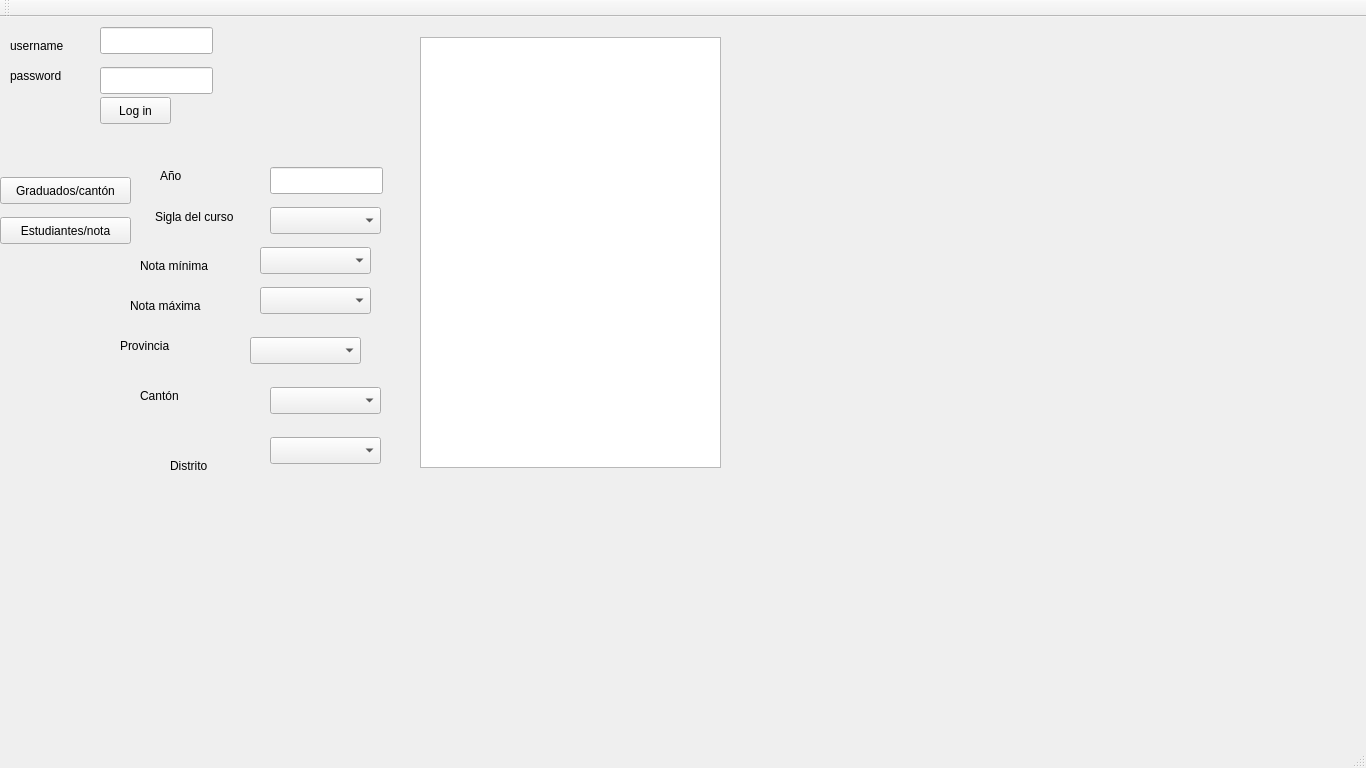
oretnom/proy1_lochi, file mainwindow.ui: the form before one commit.
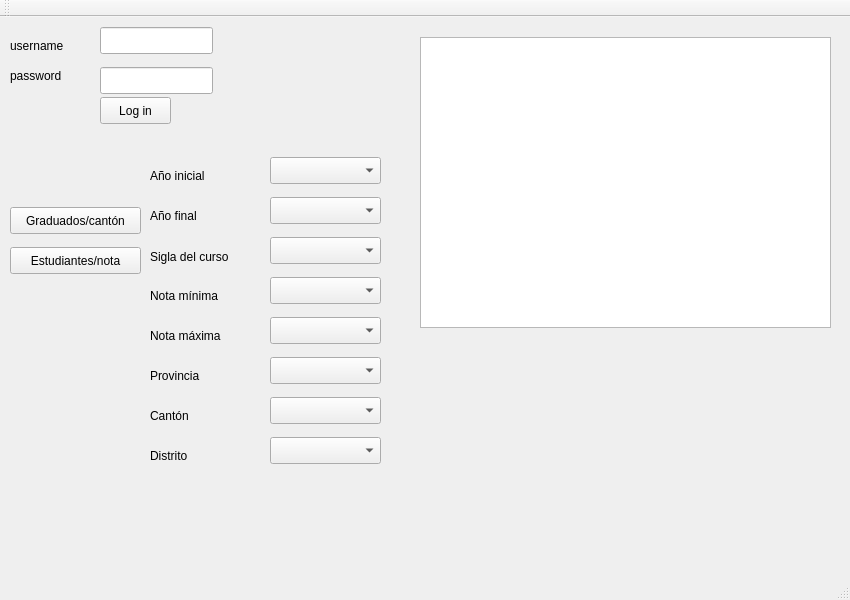
The form after the commit.

```diff
--- a/mainwindow.ui
+++ b/mainwindow.ui
@@ -6,14 +6,20 @@
    <rect>
     <x>0</x>
     <y>0</y>
-    <width>1366</width>
-    <height>768</height>
+    <width>850</width>
+    <height>600</height>
    </rect>
   </property>
   <property name="minimumSize">
    <size>
-    <width>1366</width>
-    <height>768</height>
+    <width>850</width>
+    <height>600</height>
+   </size>
+  </property>
+  <property name="maximumSize">
+   <size>
+    <width>850</width>
+    <height>600</height>
    </size>
   </property>
   <property name="windowTitle">
@@ -38,39 +44,29 @@
      <rect>
       <x>420</x>
       <y>20</y>
-      <width>301</width>
-      <height>431</height>
-     </rect>
-    </property>
-   </widget>
-   <widget class="QLineEdit" name="edit_ano">
-    <property name="geometry">
-     <rect>
-      <x>270</x>
-      <y>150</y>
-      <width>113</width>
-      <height>27</height>
+      <width>411</width>
+      <height>291</height>
      </rect>
     </property>
    </widget>
    <widget class="QLabel" name="label_ano">
     <property name="geometry">
      <rect>
-      <x>160</x>
+      <x>150</x>
       <y>150</y>
-      <width>66</width>
+      <width>71</width>
       <height>17</height>
      </rect>
     </property>
     <property name="text">
-     <string>Año</string>
+     <string>Año inicial</string>
     </property>
    </widget>
    <widget class="QLabel" name="label_sigla">
     <property name="geometry">
      <rect>
-      <x>155</x>
-      <y>190</y>
+      <x>150</x>
+      <y>230</y>
       <width>101</width>
       <height>20</height>
      </rect>
@@ -82,8 +78,8 @@
    <widget class="QPushButton" name="button_graduados">
     <property name="geometry">
      <rect>
-      <x>0</x>
-      <y>160</y>
+      <x>10</x>
+      <y>190</y>
       <width>131</width>
       <height>27</height>
      </rect>
@@ -95,8 +91,8 @@
    <widget class="QPushButton" name="button_notas">
     <property name="geometry">
      <rect>
-      <x>0</x>
-      <y>200</y>
+      <x>10</x>
+      <y>230</y>
       <width>131</width>
       <height>27</height>
      </rect>
@@ -108,8 +104,8 @@
    <widget class="QLabel" name="label_nota_min">
     <property name="geometry">
      <rect>
-      <x>140</x>
-      <y>240</y>
+      <x>150</x>
+      <y>270</y>
       <width>91</width>
       <height>17</height>
      </rect>
@@ -168,7 +164,7 @@
     <property name="geometry">
      <rect>
       <x>270</x>
-      <y>190</y>
+      <y>220</y>
       <width>111</width>
       <height>27</height>
      </rect>
@@ -178,7 +174,7 @@
     <property name="geometry">
      <rect>
       <x>270</x>
-      <y>370</y>
+      <y>380</y>
       <width>111</width>
       <height>27</height>
      </rect>
@@ -197,8 +193,8 @@
    <widget class="QLabel" name="label_distrito">
     <property name="geometry">
      <rect>
-      <x>170</x>
-      <y>440</y>
+      <x>150</x>
+      <y>430</y>
       <width>66</width>
       <height>17</height>
      </rect>
@@ -210,8 +206,8 @@
    <widget class="QLabel" name="label_canton">
     <property name="geometry">
      <rect>
-      <x>140</x>
-      <y>370</y>
+      <x>150</x>
+      <y>390</y>
       <width>66</width>
       <height>17</height>
      </rect>
@@ -223,8 +219,8 @@
    <widget class="QLabel" name="label_provincia">
     <property name="geometry">
      <rect>
-      <x>120</x>
-      <y>320</y>
+      <x>150</x>
+      <y>350</y>
       <width>66</width>
       <height>17</height>
      </rect>
@@ -236,8 +232,8 @@
    <widget class="QComboBox" name="dropdown_provincia">
     <property name="geometry">
      <rect>
-      <x>250</x>
-      <y>320</y>
+      <x>270</x>
+      <y>340</y>
       <width>111</width>
       <height>27</height>
      </rect>
@@ -246,8 +242,8 @@
    <widget class="QComboBox" name="dropdown_nota_min">
     <property name="geometry">
      <rect>
-      <x>260</x>
-      <y>230</y>
+      <x>270</x>
+      <y>260</y>
       <width>111</width>
       <height>27</height>
      </rect>
@@ -256,8 +252,8 @@
    <widget class="QComboBox" name="dropdown_nota_max">
     <property name="geometry">
      <rect>
-      <x>260</x>
-      <y>270</y>
+      <x>270</x>
+      <y>300</y>
       <width>111</width>
       <height>27</height>
      </rect>
@@ -266,8 +262,8 @@
    <widget class="QLabel" name="label_nota_max">
     <property name="geometry">
      <rect>
-      <x>130</x>
-      <y>280</y>
+      <x>150</x>
+      <y>310</y>
       <width>91</width>
       <height>17</height>
      </rect>
@@ -276,6 +272,39 @@
      <string>Nota máxima</string>
     </property>
    </widget>
+   <widget class="QLabel" name="label_ano_2">
+    <property name="geometry">
+     <rect>
+      <x>150</x>
+      <y>190</y>
+      <width>71</width>
+      <height>17</height>
+     </rect>
+    </property>
+    <property name="text">
+     <string>Año final</string>
+    </property>
+   </widget>
+   <widget class="QComboBox" name="dropdown_ano_final">
+    <property name="geometry">
+     <rect>
+      <x>270</x>
+      <y>180</y>
+      <width>111</width>
+      <height>27</height>
+     </rect>
+    </property>
+   </widget>
+   <widget class="QComboBox" name="dropdown_ano_inicial">
+    <property name="geometry">
+     <rect>
+      <x>270</x>
+      <y>140</y>
+      <width>111</width>
+      <height>27</height>
+     </rect>
+    </property>
+   </widget>
   </widget>
   <widget class="QToolBar" name="mainToolBar">
    <attribute name="toolBarArea">
```
Left out of the diff: 14 changed lines with no effect on the pictures.
